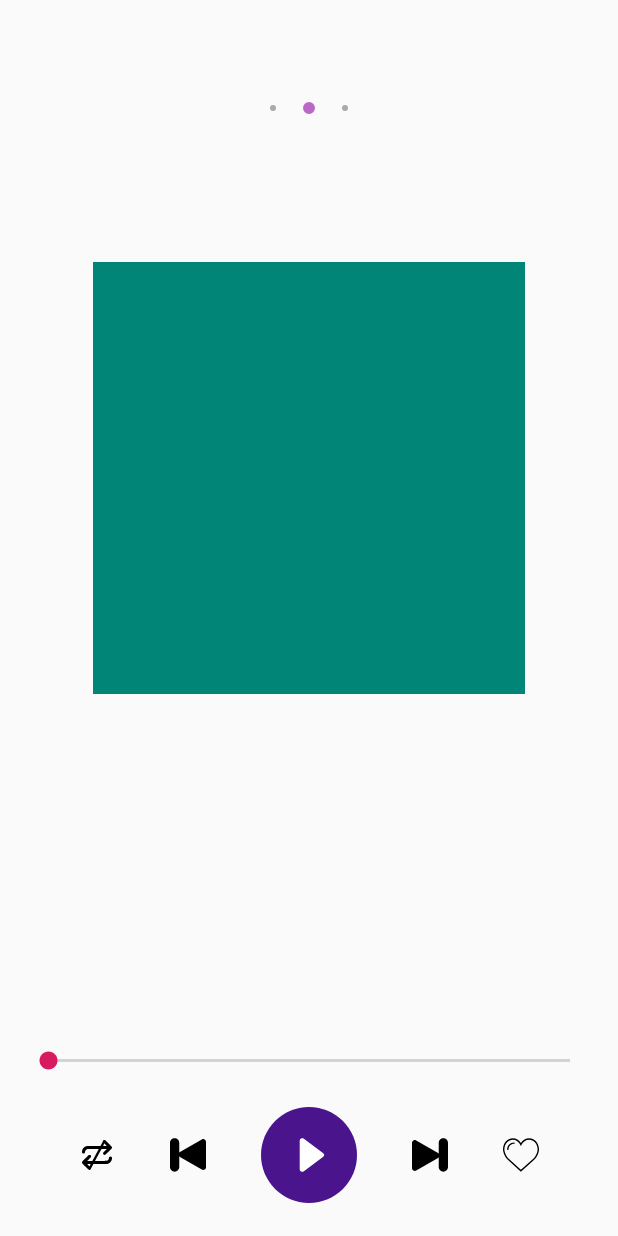
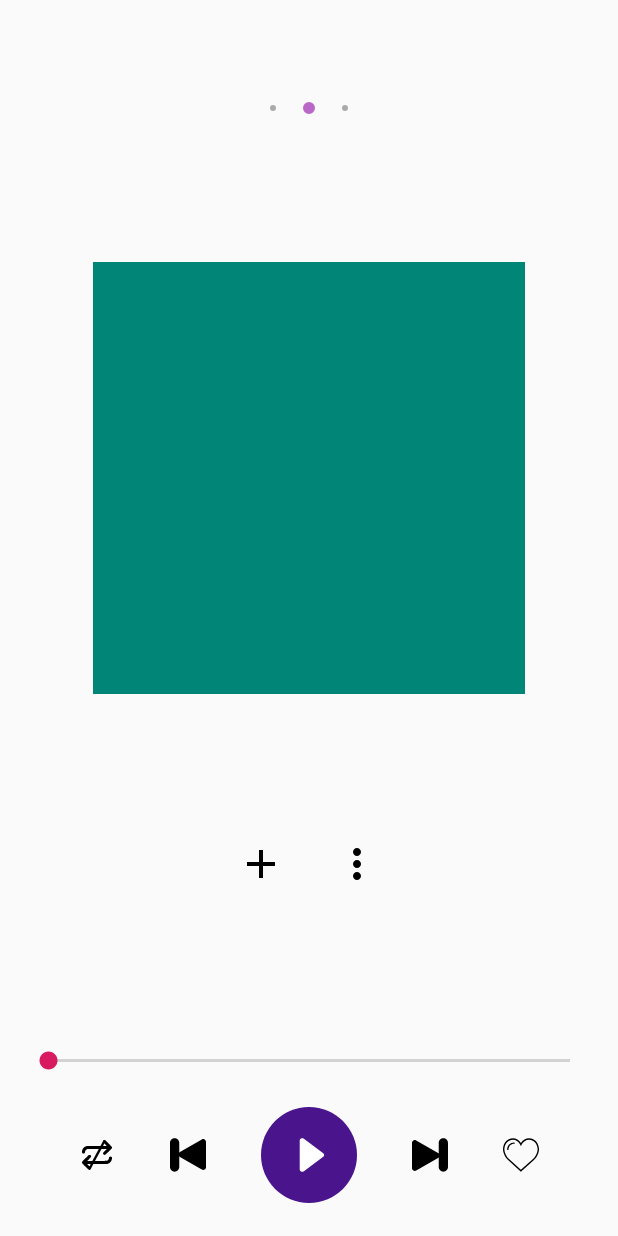
Before and after one commit to taidev198/Music_Match_01, an Android app: the ThumbnailFragment screen opened directly, with no data from a screen before it, on a phone screen of 412 x 824 dp. Run offline under Robolectric (Android 15) with nearby library versions, the phone set to English and light mode, and no system bars; network calls fail; 4 statements that could not run were skipped.

Commit message:
Task 8576 Design UI Lyrics

```diff
--- a/app/src/main/AndroidManifest.xml
+++ b/app/src/main/AndroidManifest.xml
@@ -3,8 +3,8 @@
     xmlns:tools="http://schemas.android.com/tools"
     package="com.sunasterisk.musixmatch">
 
+    <uses-permission android:name="android.permission.WRITE_EXTERNAL_STORAGE" />
     <uses-permission android:name="android.permission.INTERNET" />
-    <uses-permission android:name="android.permission.READ_EXTERNAL_STORAGE" />
     <uses-permission android:name="android.permission.ACCESS_NETWORK_STATE" />
 
     <application
--- /dev/null
+++ b/app/src/main/res/drawable/ic_add.xml
@@ -0,0 +1,9 @@
+<vector xmlns:android="http://schemas.android.com/apk/res/android"
+    android:width="24dp"
+    android:height="24dp"
+    android:viewportWidth="24.0"
+    android:viewportHeight="24.0">
+    <path
+        android:fillColor="#FF000000"
+        android:pathData="M19,13h-6v6h-2v-6H5v-2h6V5h2v6h6v2z"/>
+</vector>
--- /dev/null
+++ b/app/src/main/res/drawable/ic_more_vert_black.xml
@@ -0,0 +1,9 @@
+<vector xmlns:android="http://schemas.android.com/apk/res/android"
+    android:width="24dp"
+    android:height="24dp"
+    android:viewportWidth="24.0"
+    android:viewportHeight="24.0">
+    <path
+        android:fillColor="#FF000000"
+        android:pathData="M12,8c1.1,0 2,-0.9 2,-2s-0.9,-2 -2,-2 -2,0.9 -2,2 0.9,2 2,2zM12,10c-1.1,0 -2,0.9 -2,2s0.9,2 2,2 2,-0.9 2,-2 -0.9,-2 -2,-2zM12,16c-1.1,0 -2,0.9 -2,2s0.9,2 2,2 2,-0.9 2,-2 -0.9,-2 -2,-2z"/>
+</vector>
--- a/app/src/main/res/layout/fragment_thumbnail.xml
+++ b/app/src/main/res/layout/fragment_thumbnail.xml
@@ -34,4 +34,31 @@
         app:layout_constraintStart_toStartOf="@+id/guideline"
         app:layout_constraintTop_toTopOf="@+id/guideline4"
         app:srcCompat="@color/colorPrimary" />
+
+    <ImageButton
+        android:id="@+id/button_add"
+        android:layout_width="@dimen/dp_32"
+        android:layout_height="@dimen/dp_32"
+        android:layout_marginEnd="@dimen/dp_16"
+        android:background="@drawable/ic_add"
+        app:layout_constraintBottom_toBottomOf="parent"
+        app:layout_constraintEnd_toStartOf="@+id/guideline12"
+        app:layout_constraintTop_toBottomOf="@+id/image_track" />
+
+    <ImageButton
+        android:id="@+id/button_more"
+        android:layout_width="@dimen/dp_32"
+        android:layout_height="@dimen/dp_32"
+        android:layout_marginStart="@dimen/dp_16"
+        android:background="@drawable/ic_more_vert_black"
+        app:layout_constraintBottom_toBottomOf="@+id/button_add"
+        app:layout_constraintStart_toStartOf="@+id/guideline12" />
+
+    <android.support.constraint.Guideline
+        android:id="@+id/guideline12"
+        android:layout_width="wrap_content"
+        android:layout_height="wrap_content"
+        android:orientation="vertical"
+        app:layout_constraintGuide_percent="0.5" />
+
 </android.support.constraint.ConstraintLayout>
```
Also changed, not shown: app/src/main/res/drawable/ic_check.xml (added, +9 -0 lines), app/src/main/res/drawable/ic_info.xml (added, +9 -0 lines), app/src/main/res/layout/activity_track_info.xml (added, +191 -0 lines), app/src/main/res/layout/fragment_dialog_more.xml (added, +22 -0 lines), app/src/main/res/values/strings.xml (+7 -0 lines).
